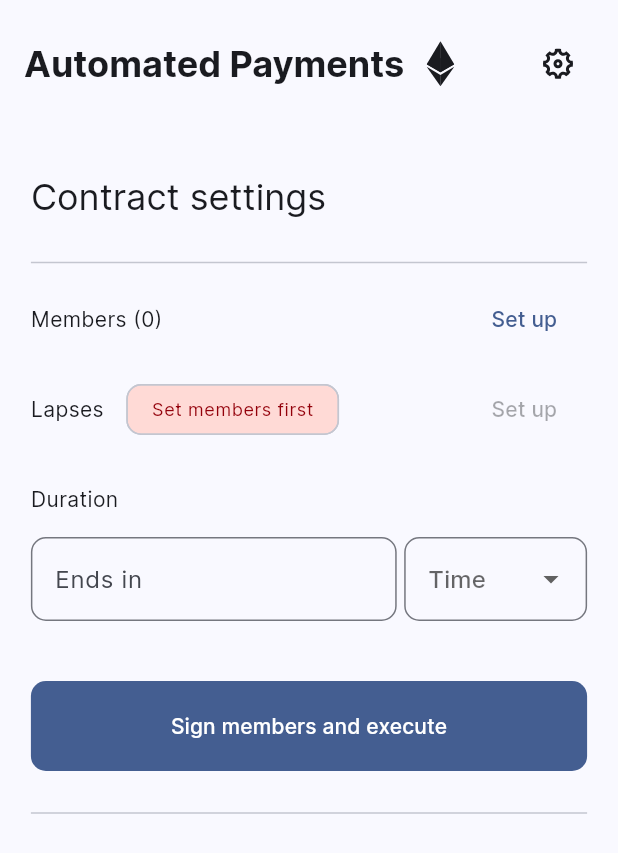
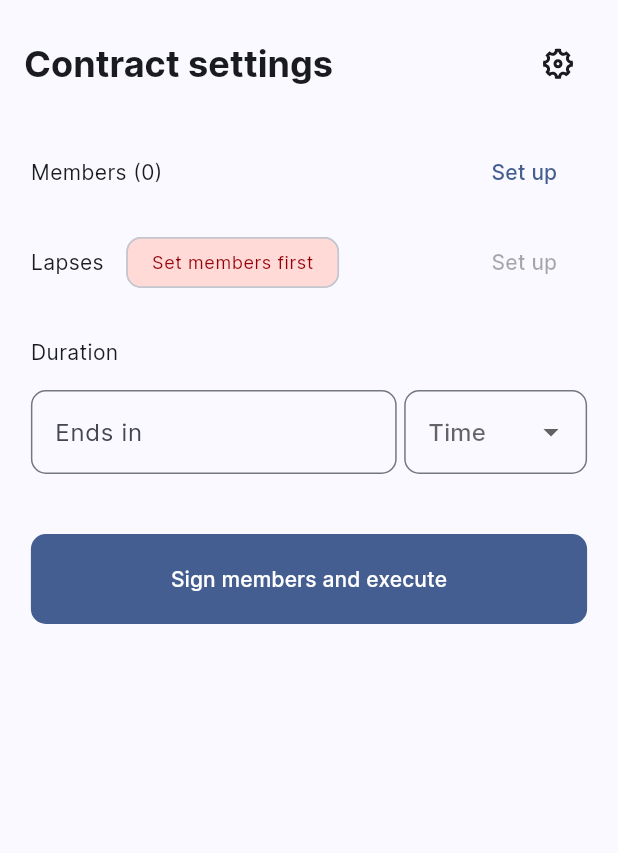
Before and after one commit to pastelcode/automated_payments_on_eth_blockchain_frontend, a Flutter app: the screen it shows after launch, on a phone screen of 412 x 824 dp. Shown: the top 853 px of the screen. Run offline on Flutter 3.47's test engine with Material 2 defaults, Android fonts, the phone set to English and light mode, and no system bars; our stand-ins replace dartz, equatable, flutter_bloc, flutter_remix, flutter_svg, go_router and 1 more.

Commit message:
Re design home page

```diff
--- a/lib/features/home/presentation/pages/home_page.dart
+++ b/lib/features/home/presentation/pages/home_page.dart
@@ -1,7 +1,5 @@
 import 'package:automated_payments_on_eth_blockchain_frontend/core/presentation/widgets/widgets.dart';
-import 'package:automated_payments_on_eth_blockchain_frontend/core/theme/theme.dart';
 import 'package:automated_payments_on_eth_blockchain_frontend/features/home/presentation/widgets/widgets.dart';
-import 'package:automated_payments_on_eth_blockchain_frontend/gen/assets.gen.dart';
 import 'package:flutter/material.dart';
 
 /// {@template home_page}
@@ -25,26 +23,9 @@ class _HomePageState extends State<HomePage> {
     BuildContext context,
   ) {
     return Scaffold(
-      appBar: CustomAppBar(
-        title: Row(
-          children: <Widget>[
-            const Text(
-              'Automated Payments',
-            ),
-            const SizedBox(
-              width: 15,
-            ),
-            Tooltip(
-              message: 'Ethereum',
-              child: Assets.illustrations.ethereumEthLogo.svg(
-                color: Theme.of(
-                  context,
-                ).colorScheme.onSurface,
-                height: ApplicationTheme.appBarHeight - 55,
-                semanticsLabel: 'Ethereum',
-              ),
-            ),
-          ],
+      appBar: const CustomAppBar(
+        title: Text(
+          'Contract settings',
         ),
       ),
       body: Center(
@@ -60,18 +41,7 @@ class _HomePageState extends State<HomePage> {
                   ).size.width *
                   .9,
           child: ListView(
-            padding: const EdgeInsets.only(
-              top: 30,
-            ),
             children: <Widget>[
-              Text(
-                'Contract settings',
-                style: Theme.of(
-                  context,
-                ).textTheme.headline5,
-              ),
-              const _Gap(),
-              const Divider(),
               const MembersTile(),
               const LapsesTile(),
               const _Gap(),
@@ -84,8 +54,6 @@ class _HomePageState extends State<HomePage> {
               SignAndExecuteButton(
                 formKeyToValidate: _formKeyToValidate,
               ),
-              const _Gap(),
-              const Divider(),
             ],
           ),
         ),
```
